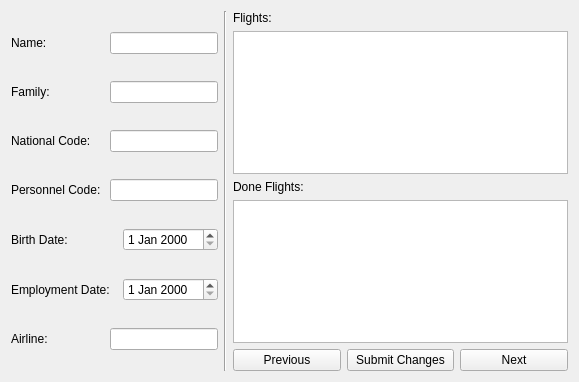
Old version of the form MyProj/HostsPage.ui in the repository shahabbadihi/airport_managementt.
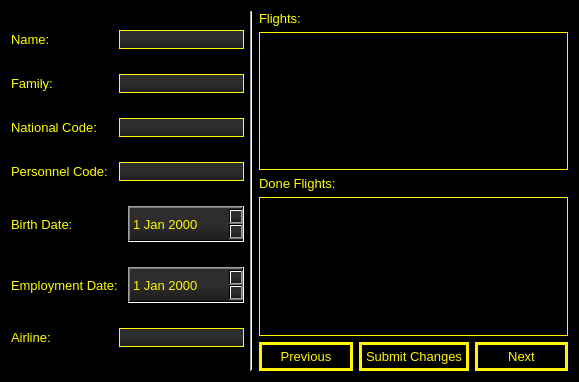
New version of the form.

Commit message: design hostspage

```diff
--- a/MyProj/HostsPage.ui
+++ b/MyProj/HostsPage.ui
@@ -13,6 +13,54 @@
   <property name="windowTitle">
    <string>Form</string>
   </property>
+  <property name="styleSheet">
+   <string notr="true">#HostsPage {
+	background-color: rgb(0, 0, 0);
+}
+
+QLabel {
+	color: rgb(255, 255, 0)
+}
+
+QLineEdit, QPlainTextEdit {
+	
+	background-color: rgb(0, 0, 0);
+	border: 1px solid #fff600;
+	color: #fff600;
+}
+
+QLineEdit {
+	 background-color: qlineargradient(spread:pad, x1:0.517, y1:0, x2:0.517, y2:1, stop:0 rgba(45, 45, 45, 255), stop:0.505682 rgba(45, 45, 45, 255), stop:1 rgba(29, 29, 29, 255));
+}
+
+QPushButton {
+	background: rgb(0, 0, 0);
+	color: rgb(255, 246, 0);
+	border: 3px solid #fff600;
+	padding: 4px;
+}
+
+QPushButton:hover {
+	background: rgb(255, 246, 0);
+	color:  rgb(0, 0, 0);
+}
+
+QPushButton:disabled {
+	background: rgb(134, 141, 157);
+}
+
+QDateEdit {
+	color:  rgb(255, 246, 0);
+	padding-right: 15px;
+	border-width: 3;
+	height: 30;
+	background-color: qlineargradient(spread:pad, x1:0.517, y1:0, x2:0.517, y2:1, stop:0 rgba(45, 45, 45, 255), stop:0.505682 rgba(45, 45, 45, 255), stop:1 rgba(29, 29, 29, 255));
+}
+
+* {
+	font-size: 10pt;
+}</string>
+  </property>
   <layout class="QHBoxLayout" name="horizontalLayout_2">
    <item>
     <layout class="QVBoxLayout" name="verticalLayout_3">
```
The commit also changes 1 other file.
